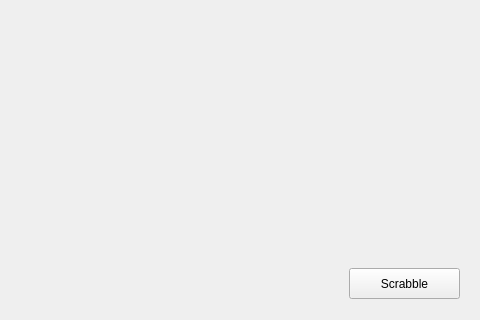
Old version of the form ScrabbleGui/gamew.ui in the repository Nano0723/ScrabbleOficial; both pictures show x 579 to 1059 and y 486 to 806 of the 1059 by 806 pixel window.
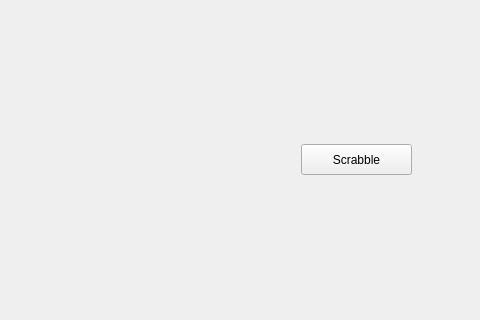
New version of the form. Icons and pictures are not drawn.

The edit to the form file:
```diff
--- a/ScrabbleGui/gamew.ui
+++ b/ScrabbleGui/gamew.ui
@@ -6213,8 +6213,8 @@
   <widget class="QPushButton" name="Scrabble">
    <property name="geometry">
     <rect>
-     <x>928</x>
-     <y>754</y>
+     <x>880</x>
+     <y>630</y>
      <width>111</width>
      <height>31</height>
     </rect>
```
